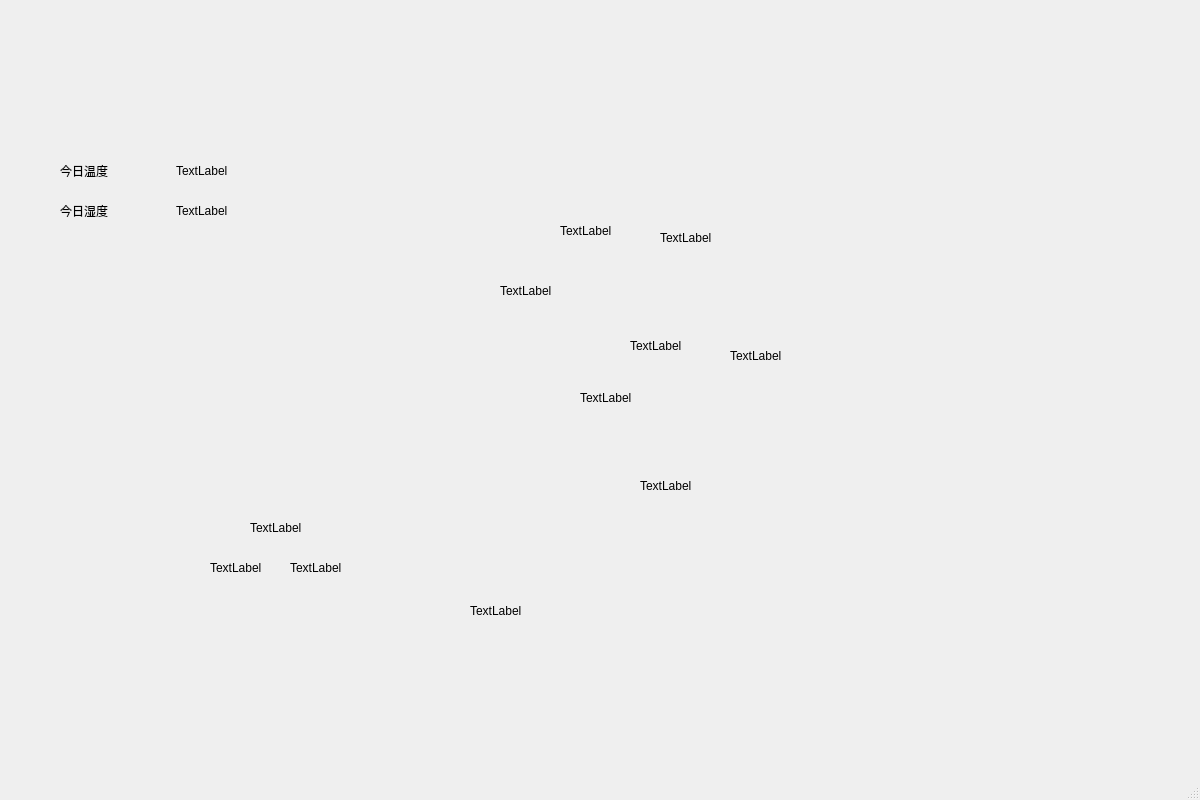
Above: QTpool/mainwindow.ui from Arosynerd/StarLink_SwimmingPool before the change. Below: the same form after it.
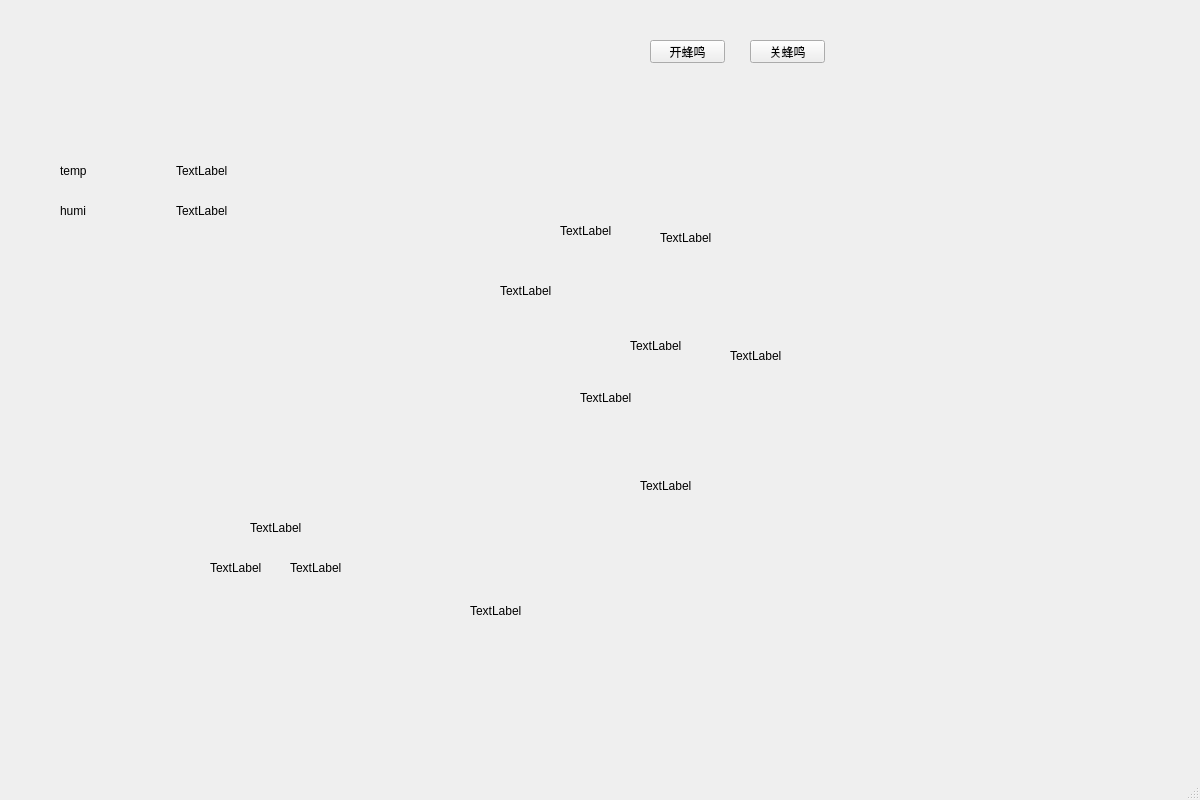
That is the form after the change.

Patch:
```diff
--- a/QTpool/mainwindow.ui
+++ b/QTpool/mainwindow.ui
@@ -163,7 +163,7 @@
      <string>TextLabel</string>
     </property>
    </widget>
-   <widget class="QWidget" name="">
+   <widget class="QWidget" name="layoutWidget">
     <property name="geometry">
      <rect>
       <x>60</x>
@@ -179,10 +179,7 @@
      <item>
       <widget class="QLabel" name="temp_label">
        <property name="text">
-        <string>今日温度</string>
-       </property>
-       <property name="textFormat">
-        <enum>Qt::MarkdownText</enum>
+        <string>temp</string>
        </property>
       </widget>
      </item>
@@ -195,7 +192,7 @@
      </item>
     </layout>
    </widget>
-   <widget class="QWidget" name="">
+   <widget class="QWidget" name="layoutWidget">
     <property name="geometry">
      <rect>
       <x>60</x>
@@ -211,7 +208,7 @@
      <item>
       <widget class="QLabel" name="humi_label">
        <property name="text">
-        <string>今日湿度</string>
+        <string>humi</string>
        </property>
       </widget>
      </item>
@@ -224,6 +221,32 @@
      </item>
     </layout>
    </widget>
+   <widget class="QPushButton" name="turnon">
+    <property name="geometry">
+     <rect>
+      <x>650</x>
+      <y>40</y>
+      <width>75</width>
+      <height>23</height>
+     </rect>
+    </property>
+    <property name="text">
+     <string>开蜂鸣</string>
+    </property>
+   </widget>
+   <widget class="QPushButton" name="turnoff">
+    <property name="geometry">
+     <rect>
+      <x>750</x>
+      <y>40</y>
+      <width>75</width>
+      <height>23</height>
+     </rect>
+    </property>
+    <property name="text">
+     <string>关蜂鸣</string>
+    </property>
+   </widget>
   </widget>
   <widget class="QMenuBar" name="menubar">
    <property name="geometry">
```
Left out of the diff: 2 changed lines with no effect on the pictures.
